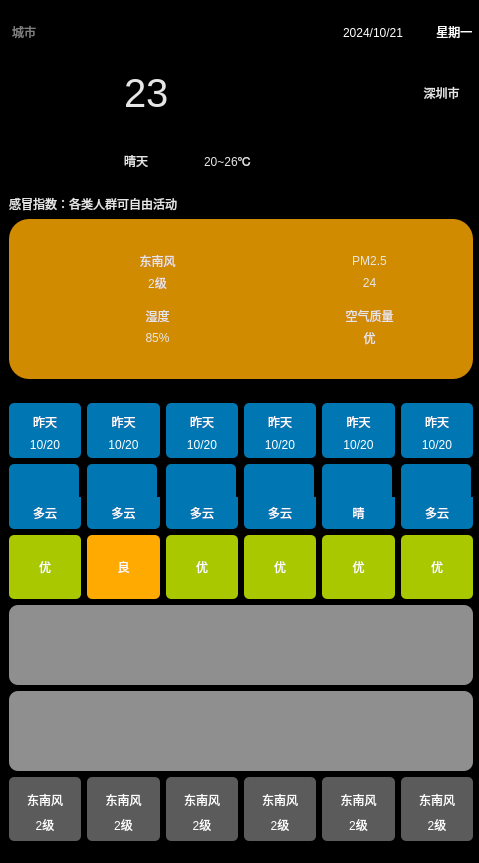
Above: widget.ui from spikeedjet/reportWeather before the change. Below: the same form after it.
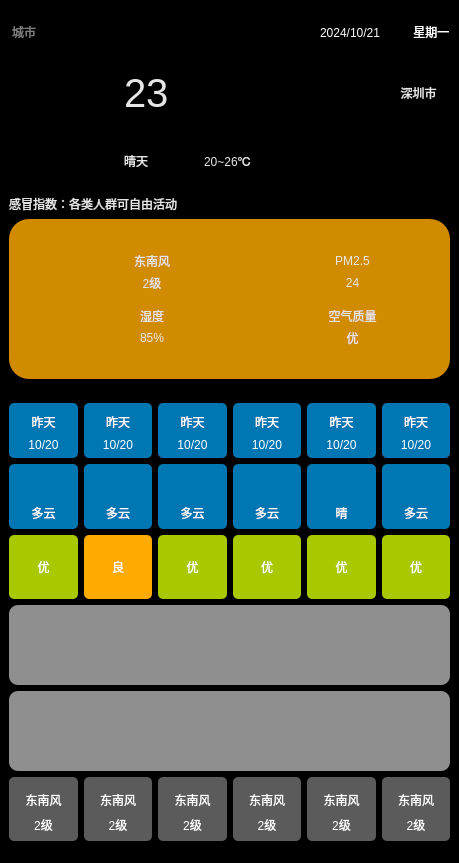
That is the form after the change. Icons and pictures are not drawn.

What changed in the file:
```diff
--- a/widget.ui
+++ b/widget.ui
@@ -6,7 +6,7 @@
    <rect>
     <x>0</x>
     <y>0</y>
-    <width>479</width>
+    <width>459</width>
     <height>863</height>
    </rect>
   </property>
@@ -21,7 +21,7 @@
     <rect>
      <x>9</x>
      <y>9</y>
-     <width>464</width>
+     <width>441</width>
      <height>841</height>
     </rect>
    </property>
@@ -891,7 +891,7 @@
              <number>0</number>
             </property>
             <item>
-             <widget class="QLabel" name="labelWeaPic3">
+             <widget class="QLabel" name="labelWeaPic2">
               <property name="maximumSize">
                <size>
                 <width>70</width>
@@ -944,7 +944,7 @@
              <number>0</number>
             </property>
             <item>
-             <widget class="QLabel" name="labelWeaPic4">
+             <widget class="QLabel" name="labelWeaPic3">
               <property name="maximumSize">
                <size>
                 <width>70</width>
@@ -997,7 +997,7 @@
              <number>0</number>
             </property>
             <item>
-             <widget class="QLabel" name="labelWeaPic5">
+             <widget class="QLabel" name="labelWeaPic4">
               <property name="maximumSize">
                <size>
                 <width>70</width>
@@ -1050,7 +1050,7 @@
              <number>0</number>
             </property>
             <item>
-             <widget class="QLabel" name="labelWeaPic6">
+             <widget class="QLabel" name="labelWeaPic5">
               <property name="maximumSize">
                <size>
                 <width>70</width>
@@ -1228,12 +1228,6 @@
            <height>80</height>
           </size>
          </property>
-         <property name="maximumSize">
-          <size>
-           <width>16777215</width>
-           <height>80</height>
-          </size>
-         </property>
          <property name="cursor">
           <cursorShape>PointingHandCursor</cursorShape>
          </property>
```
Left out of the diff: 4 changed lines with no effect on the pictures.
